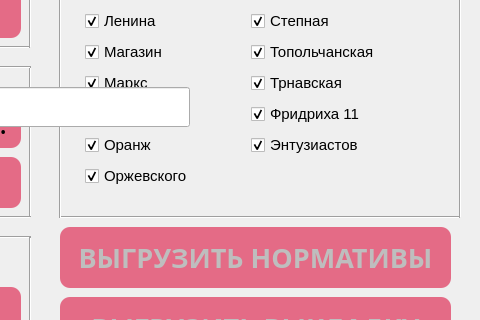
This is ui/bakery.ui in PavelZagumenkin/Malina_Orders_v1 as Qt 5 draws it before an edit; both pictures show x 760 to 1240 and y 253 to 573 of the 1240 by 700 pixel window. The edited form follows.
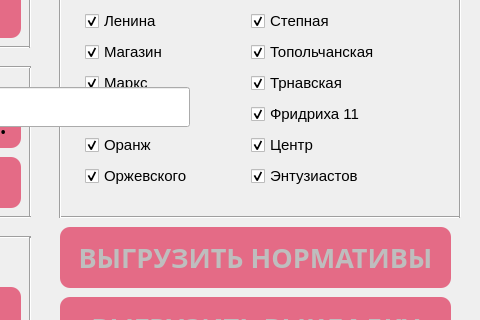
This is the edited form. Icons and pictures are not drawn.

Commit message: Добавлена точка Центр

```diff
--- a/ui/bakery.ui
+++ b/ui/bakery.ui
@@ -1116,21 +1116,6 @@
        </property>
       </widget>
      </item>
-     <item row="10" column="1">
-      <widget class="QCheckBox" name="cb_entuziastov">
-       <property name="font">
-        <font>
-         <pointsize>11</pointsize>
-        </font>
-       </property>
-       <property name="text">
-        <string>Энтузиастов</string>
-       </property>
-       <property name="checked">
-        <bool>true</bool>
-       </property>
-      </widget>
-     </item>
      <item row="9" column="1">
       <widget class="QCheckBox" name="cb_fridriha">
        <property name="font">
@@ -1296,6 +1281,36 @@
        </property>
       </widget>
      </item>
+     <item row="11" column="1">
+      <widget class="QCheckBox" name="cb_entuziastov">
+       <property name="font">
+        <font>
+         <pointsize>11</pointsize>
+        </font>
+       </property>
+       <property name="text">
+        <string>Энтузиастов</string>
+       </property>
+       <property name="checked">
+        <bool>true</bool>
+       </property>
+      </widget>
+     </item>
+     <item row="10" column="1">
+      <widget class="QCheckBox" name="cb_centr">
+       <property name="font">
+        <font>
+         <pointsize>11</pointsize>
+        </font>
+       </property>
+       <property name="text">
+        <string>Центр</string>
+       </property>
+       <property name="checked">
+        <bool>true</bool>
+       </property>
+      </widget>
+     </item>
     </layout>
    </widget>
    <widget class="Line" name="line">
```
The commit also changes 8 other files.
